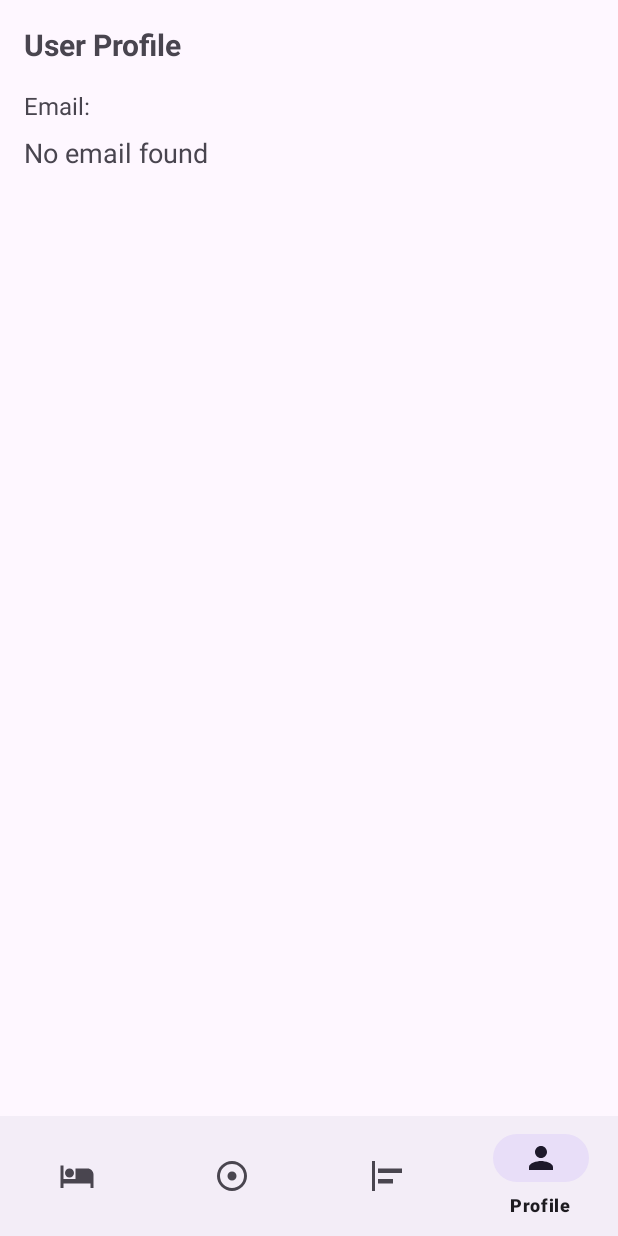
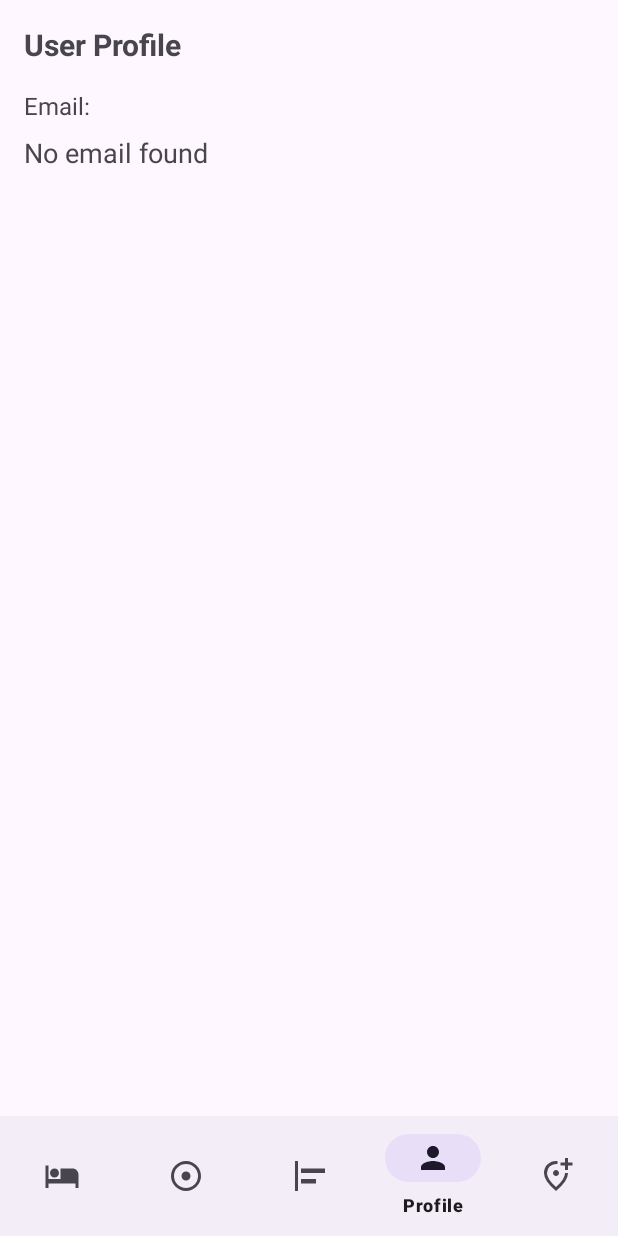
Before and after one commit to Hetti219/luxevista_resort, an Android app: the ProfileActivity screen opened directly, with no data from a screen before it, on a phone screen of 412 x 824 dp. Run offline under Robolectric (Android 15) with nearby library versions, the phone set to English and light mode, and no system bars.

Commit message:
Update navbar functionality

```diff
--- a/app/src/main/java/com/example/luxevistaresort/MyBookingsActivity.java
+++ b/app/src/main/java/com/example/luxevistaresort/MyBookingsActivity.java
@@ -67,6 +67,8 @@ public class MyBookingsActivity extends AppCompatActivity {
                 return true; // Do nothing, already on this screen
             } else if (item.getItemId() == R.id.navigation_profile) {
                 intent = new Intent(MyBookingsActivity.this, ProfileActivity.class);
+            } else if (item.getItemId() == R.id.navigation_attractions) {
+                intent = new Intent(MyBookingsActivity.this, AttractionsActivity.class);
             }
 
             if (intent != null) {
--- a/app/src/main/java/com/example/luxevistaresort/ProfileActivity.java
+++ b/app/src/main/java/com/example/luxevistaresort/ProfileActivity.java
@@ -40,6 +40,8 @@ public class ProfileActivity extends AppCompatActivity {
             } else if (item.getItemId() == R.id.navigation_profile) {
                 // Do nothing, already on this screen
                 return true;
+            } else if (item.getItemId() == R.id.navigation_attractions) {
+                intent = new Intent(ProfileActivity.this, AttractionsActivity.class);
             }
 
             if (intent != null) {
--- a/app/src/main/java/com/example/luxevistaresort/RoomListActivity.java
+++ b/app/src/main/java/com/example/luxevistaresort/RoomListActivity.java
@@ -106,6 +106,8 @@ public class RoomListActivity extends AppCompatActivity {
                 intent = new Intent(RoomListActivity.this, MyBookingsActivity.class);
             } else if (item.getItemId() == R.id.navigation_profile) {
                 intent = new Intent(RoomListActivity.this, ProfileActivity.class);
+            } else if (item.getItemId() == R.id.navigation_attractions) {
+                intent = new Intent(RoomListActivity.this, AttractionsActivity.class);
             }
 
             if (intent != null) {
--- a/app/src/main/java/com/example/luxevistaresort/ServiceListActivity.java
+++ b/app/src/main/java/com/example/luxevistaresort/ServiceListActivity.java
@@ -52,6 +52,8 @@ public class ServiceListActivity extends AppCompatActivity {
                 intent = new Intent(ServiceListActivity.this, MyBookingsActivity.class);
             } else if (item.getItemId() == R.id.navigation_profile) {
                 intent = new Intent(ServiceListActivity.this, ProfileActivity.class);
+            } else if (item.getItemId() == R.id.navigation_attractions) {
+                intent = new Intent(ServiceListActivity.this, AttractionsActivity.class);
             }
 
             if (intent != null) {
--- a/app/src/main/res/menu/bottom_navigation_menu.xml
+++ b/app/src/main/res/menu/bottom_navigation_menu.xml
@@ -3,18 +3,27 @@
 
     <item
         android:id="@+id/navigation_rooms"
-        android:icon="@drawable/ic_hotel" android:title="Rooms" />
+        android:icon="@drawable/ic_hotel"
+        android:title="Rooms" />
 
     <item
         android:id="@+id/navigation_services"
-        android:icon="@drawable/ic_spa" android:title="Services" />
+        android:icon="@drawable/ic_spa"
+        android:title="Services" />
 
     <item
         android:id="@+id/navigation_bookings"
-        android:icon="@drawable/ic_list_alt" android:title="Bookings" />
+        android:icon="@drawable/ic_list_alt"
+        android:title="Bookings" />
 
     <item
         android:id="@+id/navigation_profile"
-        android:icon="@drawable/ic_person" android:title="Profile" />
+        android:icon="@drawable/ic_person"
+        android:title="Profile" />
+
+    <item
+        android:id="@+id/navigation_attractions"
+        android:icon="@drawable/ic_attractions"
+        android:title="Attractions" />
 
 </menu>
```
